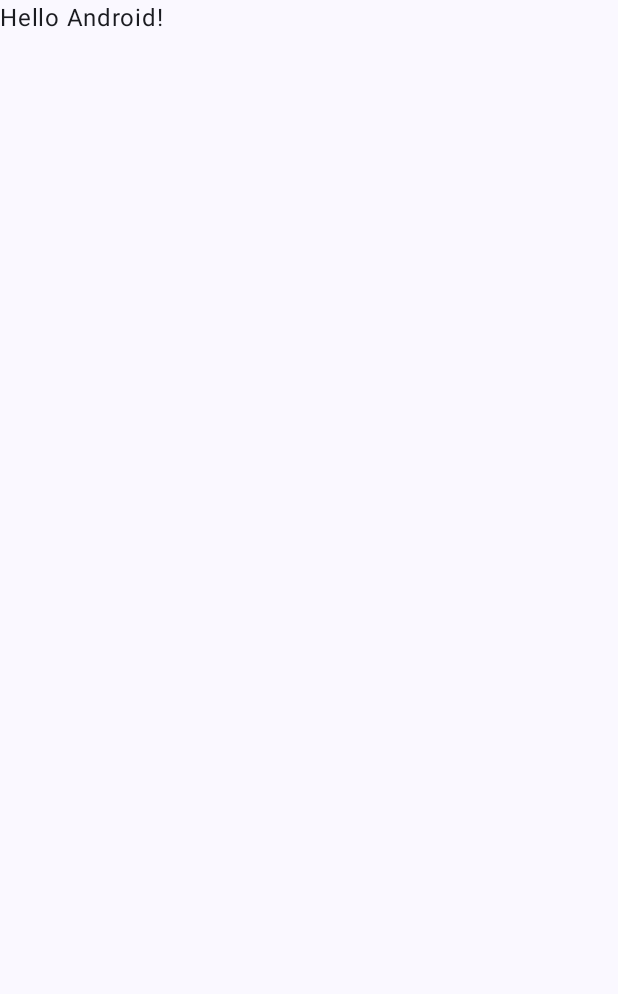
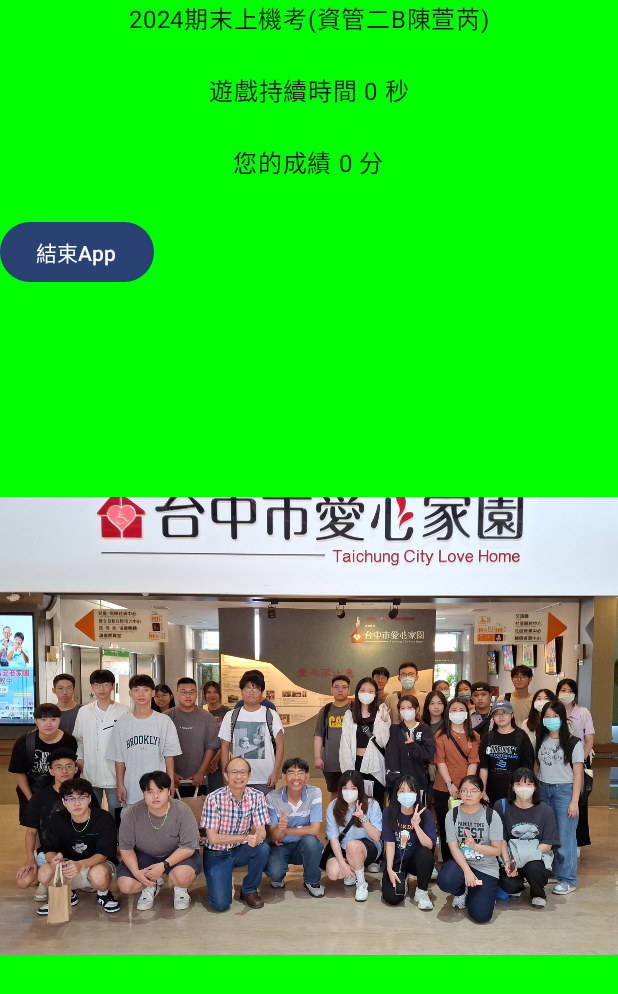
Before and after one commit to xuanruichen5/s1122039v2, an Android app built with Jetpack Compose: the screen it shows after launch (MainActivity), on a phone screen of 412 x 824 dp. Before the commit the part shown is almost empty. Shown: the top 994 px of the screen. Run offline under Robolectric (Android 15) with nearby library versions, the phone set to English and light mode, and no system bars.

Commit message:
v2_陳萱芮

```diff
--- a/app/src/main/java/com/example/s1122039/MainActivity.kt
+++ b/app/src/main/java/com/example/s1122039/MainActivity.kt
@@ -1,17 +1,30 @@
 package com.example.s1122039
 
+import android.content.pm.ActivityInfo
 import android.os.Bundle
 import androidx.activity.ComponentActivity
 import androidx.activity.compose.setContent
 import androidx.activity.enableEdgeToEdge
+import androidx.compose.foundation.Image
+import androidx.compose.foundation.background
+import androidx.compose.foundation.layout.Box
+import androidx.compose.foundation.layout.Column
 import androidx.compose.foundation.layout.fillMaxSize
 import androidx.compose.foundation.layout.padding
+import androidx.compose.material3.Button
 import androidx.compose.material3.Scaffold
 import androidx.compose.material3.Text
 import androidx.compose.runtime.Composable
+import androidx.compose.ui.Alignment
 import androidx.compose.ui.Modifier
+import androidx.compose.ui.graphics.Color
+import androidx.compose.ui.res.painterResource
 import androidx.compose.ui.tooling.preview.Preview
 import com.example.s1122039.ui.theme.S1122039Theme
+import androidx.compose.foundation.layout.Arrangement
+
+
+
 
 class MainActivity : ComponentActivity() {
     override fun onCreate(savedInstanceState: Bundle?) {
@@ -32,11 +45,39 @@ class MainActivity : ComponentActivity() {
 
 @Composable
 fun Greeting(name: String, modifier: Modifier = Modifier) {
-    Text(
-        text = "Hello $name!",
-        modifier = modifier
-    )
-}
+    var horizontalAlignment = Alignment.CenterHorizontally
+
+    Column (modifier = Modifier.fillMaxSize().background(Color.Green),
+        horizontalAlignment = Alignment.CenterHorizontally
+    ){
+
+
+        Text(text = "2024期末上機考(資管二B陳萱芮)\n",)
+        Text(text = "遊戲持續時間 0 秒\n",)
+        Text(text = "您的成績 0 分\n",)
+
+        Box {
+                Modifier
+                    .background(Color(0xff95fe95))
+
+                Image(
+                    painter = painterResource(id = R.drawable.class_b),
+                    contentDescription = "B班",
+                    modifier = Modifier
+                        .fillMaxSize()
+                )
+            Button(onClick = {})
+            {
+                Text(text = "結束App")
+            }
+            }
+        }
+    }
+
+
+
+
+
 
 @Preview(showBackground = true)
 @Composable
```
